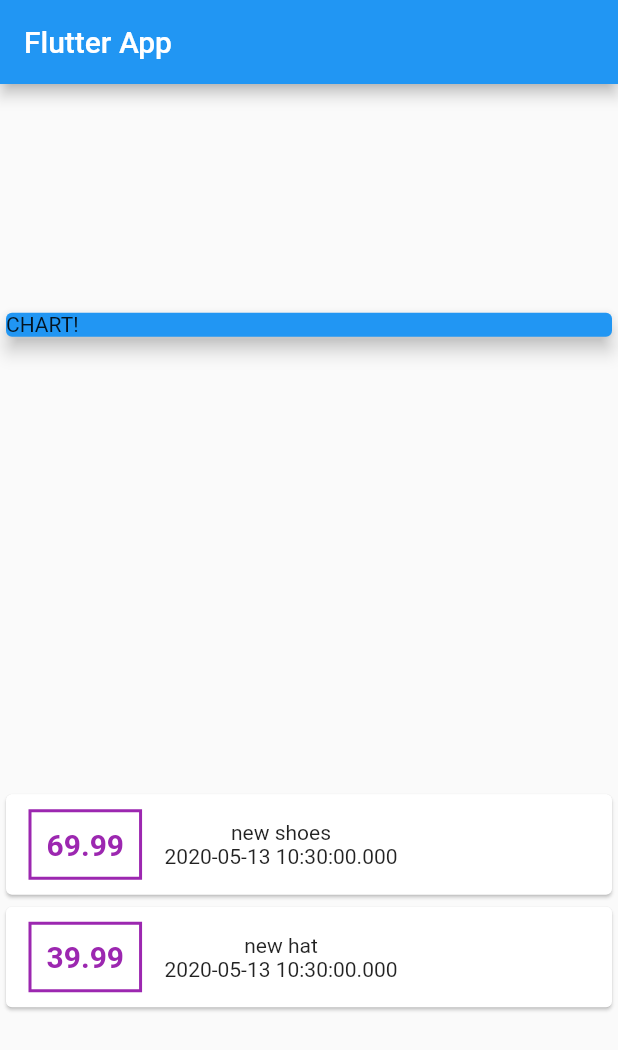
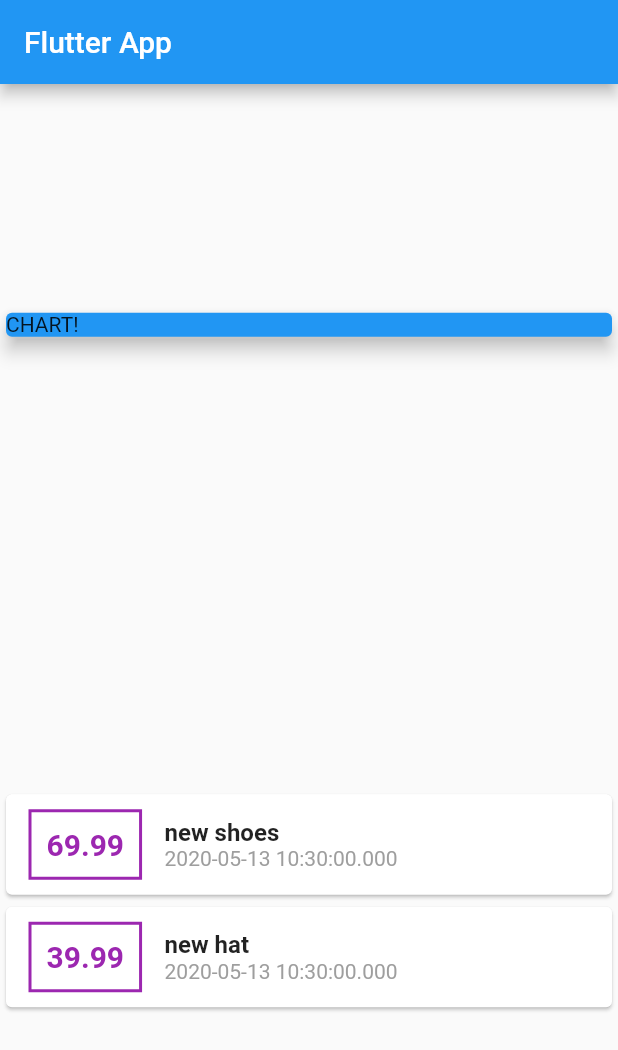
Before and after one commit to Jitgitbit/flutter_exercise_two, a Flutter app: the screen it shows after launch, on a phone screen of 412 x 824 dp. Shown: the top 1050 px of the screen. Run offline on Flutter 3.47's test engine with Material 2 defaults, Android fonts, the phone set to English and light mode, and no system bars.

Commit message:
CrossAxisAlignment.start

```diff
--- a/lib/main.dart
+++ b/lib/main.dart
@@ -65,10 +65,20 @@ class MyHomePage extends StatelessWidget {
                       ),
                     ),
                     Column(
+                      crossAxisAlignment: CrossAxisAlignment.start,
                       children: <Widget>[
-                        Text(transaction.title),
                         Text(
-                          transaction.date.toString()
+                          transaction.title,
+                          style: TextStyle(
+                            fontSize: 16,
+                            fontWeight: FontWeight.bold
+                          ),
+                        ),
+                        Text(
+                          transaction.date.toString(),
+                          style: TextStyle(
+                            color: Colors.grey
+                          ),
                         ),
                       ],
                     )
```
